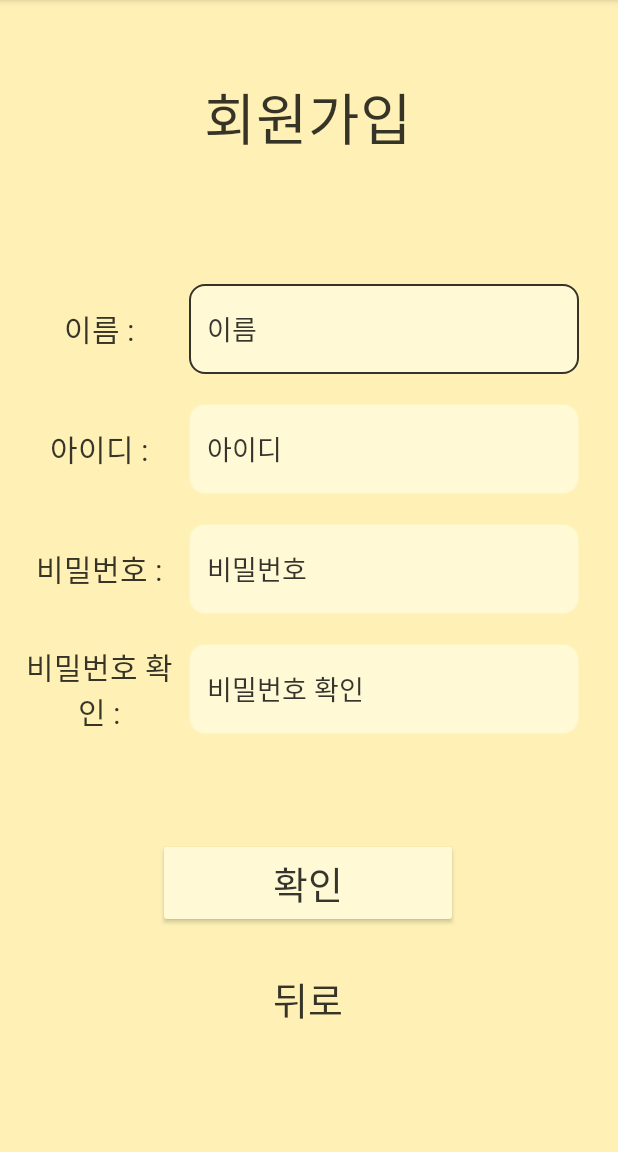
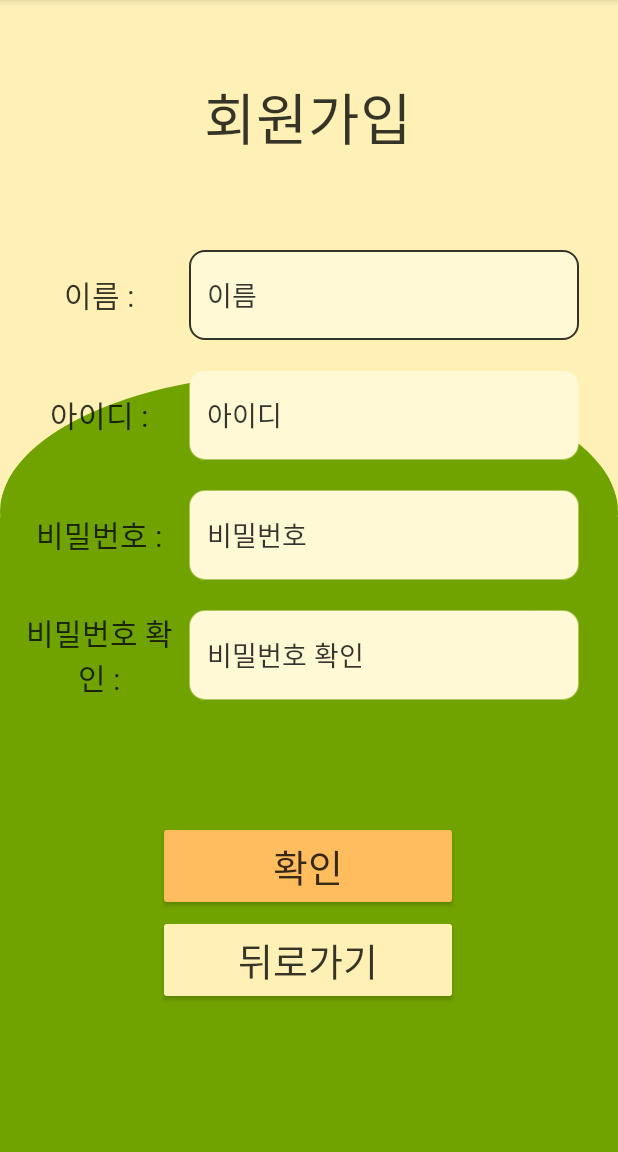
Before and after one commit to legowww/TTO-app, an Android app: the screen it shows after launch (Signup), after a tap on "회원가입 >", on a phone screen of 412 x 824 dp, the part 84-1236 px from its top. Run offline under Robolectric (Android 15) with nearby library versions, the phone set to English and light mode, and no system bars.

Commit message:
version 1.2.2 - Alarm & Design modified

```diff
--- a/front/MyApplication_luis/app/src/main/java/com/example/myapplication/Login.kt
+++ b/front/MyApplication_luis/app/src/main/java/com/example/myapplication/Login.kt
@@ -16,12 +16,39 @@ import com.example.util.retrofit.RetrofitBuilder
 import retrofit2.Call
 import retrofit2.Callback
 import retrofit2.Response
+import android.graphics.Canvas
+import android.graphics.Color
+import android.graphics.drawable.ShapeDrawable
+import android.graphics.drawable.shapes.RectShape
+import kotlinx.android.synthetic.main.activity_main.*
+import android.graphics.Bitmap
+import android.graphics.drawable.BitmapDrawable
+import android.graphics.drawable.shapes.OvalShape
+import android.widget.ImageView
+import kotlinx.android.synthetic.main.activity_login.*
 
 class Login : AppCompatActivity() {
     override fun onCreate(savedInstanceState: Bundle?) {
         super.onCreate(savedInstanceState)
         setContentView(R.layout.activity_login)
 
+        val imageV : (ImageView) = findViewById(R.id.imageV)
+        val bitmap: Bitmap = Bitmap.createBitmap(1100, 1000, Bitmap.Config.ARGB_8888)
+        val canvas: Canvas = Canvas(bitmap)
+
+        var shapeDrawable: ShapeDrawable
+
+        shapeDrawable = ShapeDrawable(RectShape())
+        shapeDrawable.setBounds( 0, 365, 1100, 1000)
+        shapeDrawable.getPaint().setColor(Color.parseColor("#71a300"))
+        shapeDrawable.draw(canvas)
+
+        shapeDrawable = ShapeDrawable(OvalShape())
+        shapeDrawable.setBounds( 0, 220, 1100, 500)
+        shapeDrawable.getPaint().setColor(Color.parseColor("#71a300"))
+        shapeDrawable.draw(canvas)
+
+        imageV.background = BitmapDrawable(getResources(), bitmap)
 
         val idText = findViewById<EditText>(R.id.loginId)
         val passwordText = findViewById<EditText>(R.id.loginPassword)
--- a/front/MyApplication_luis/app/src/main/java/com/example/myapplication/Signup.kt
+++ b/front/MyApplication_luis/app/src/main/java/com/example/myapplication/Signup.kt
@@ -1,10 +1,18 @@
 package com.example.myapplication
 
 import android.content.Intent
+import android.graphics.Bitmap
+import android.graphics.Canvas
+import android.graphics.Color
+import android.graphics.drawable.BitmapDrawable
+import android.graphics.drawable.ShapeDrawable
+import android.graphics.drawable.shapes.OvalShape
+import android.graphics.drawable.shapes.RectShape
 import androidx.appcompat.app.AppCompatActivity
 import android.os.Bundle
 import android.widget.Button
 import android.widget.EditText
+import android.widget.ImageView
 import android.widget.Toast
 import com.example.dto.request.JoinRequest
 import com.example.dto.response.ServerResponse
@@ -16,6 +24,24 @@ class Signup : AppCompatActivity() {
     override fun onCreate(savedInstanceState: Bundle?) {
         super.onCreate(savedInstanceState)
         setContentView(R.layout.activity_sign_up)
+
+        val imageV : (ImageView) = findViewById(R.id.imageV)
+        val bitmap: Bitmap = Bitmap.createBitmap(1100, 1000, Bitmap.Config.ARGB_8888)
+        val canvas: Canvas = Canvas(bitmap)
+
+        var shapeDrawable: ShapeDrawable
+
+        shapeDrawable = ShapeDrawable(RectShape())
+        shapeDrawable.setBounds( 0, 365, 1100, 1000)
+        shapeDrawable.getPaint().setColor(Color.parseColor("#71a300"))
+        shapeDrawable.draw(canvas)
+
+        shapeDrawable = ShapeDrawable(OvalShape())
+        shapeDrawable.setBounds( 0, 220, 1100, 500)
+        shapeDrawable.getPaint().setColor(Color.parseColor("#71a300"))
+        shapeDrawable.draw(canvas)
+
+        imageV.background = BitmapDrawable(getResources(), bitmap)
 
         val joinUsername = findViewById<EditText>(R.id.joinUsername)
         val joinId = findViewById<EditText>(R.id.joinId)
--- a/front/MyApplication_luis/app/src/main/res/layout/activity_sign_up.xml
+++ b/front/MyApplication_luis/app/src/main/res/layout/activity_sign_up.xml
@@ -19,7 +19,7 @@
         app:layout_constraintHorizontal_bias="0.495"
         app:layout_constraintStart_toStartOf="parent"
         app:layout_constraintTop_toTopOf="parent"
-        app:layout_constraintVertical_bias="0.4">
+        app:layout_constraintVertical_bias="0.35">
 
 
         <LinearLayout
@@ -143,25 +143,9 @@
         android:id="@+id/joinButton"
         android:layout_width="200dp"
         android:layout_height="60dp"
-        android:backgroundTint="@color/inputText"
+        android:backgroundTint="@color/orange"
         android:fontFamily="@font/jalnan"
         android:text="확인"
-        android:textColor="@color/black"
-        android:textSize="25dp"
-        app:layout_constraintBottom_toBottomOf="parent"
-        app:layout_constraintEnd_toEndOf="parent"
-        app:layout_constraintHorizontal_bias="0.496"
-        app:layout_constraintStart_toStartOf="parent"
-        app:layout_constraintTop_toTopOf="parent"
-        app:layout_constraintVertical_bias="0.789" />
-
-    <Button
-        android:id="@+id/loginPageButton"
-        android:layout_width="200dp"
-        android:layout_height="60dp"
-        android:background="@color/transparent"
-        android:fontFamily="@font/jalnan"
-        android:text="뒤로"
         android:textColor="@color/black"
         android:textSize="25dp"
         app:layout_constraintBottom_toBottomOf="parent"
@@ -169,7 +153,23 @@
         app:layout_constraintHorizontal_bias="0.497"
         app:layout_constraintStart_toStartOf="parent"
         app:layout_constraintTop_toTopOf="parent"
-        app:layout_constraintVertical_bias="0.898" />
+        app:layout_constraintVertical_bias="0.773" />
+
+    <Button
+        android:id="@+id/loginPageButton"
+        android:layout_width="200dp"
+        android:layout_height="60dp"
+        android:backgroundTint="@color/background"
+        android:fontFamily="@font/jalnan"
+        android:text="뒤로가기"
+        android:textColor="@color/black"
+        android:textSize="25dp"
+        app:layout_constraintBottom_toBottomOf="parent"
+        app:layout_constraintEnd_toEndOf="parent"
+        app:layout_constraintHorizontal_bias="0.497"
+        app:layout_constraintStart_toStartOf="parent"
+        app:layout_constraintTop_toTopOf="parent"
+        app:layout_constraintVertical_bias="0.862" />
 
     <TextView
         android:id="@+id/signupButton"
@@ -186,4 +186,15 @@
         app:layout_constraintStart_toStartOf="parent"
         app:layout_constraintTop_toTopOf="parent"
         app:layout_constraintVertical_bias="0.07" />
+
+    <ImageView
+        android:id="@+id/imageV"
+        android:layout_width="wrap_content"
+        android:layout_height="wrap_content"
+        android:translationZ="-1dp"
+        app:layout_constraintBottom_toBottomOf="parent"
+        app:layout_constraintEnd_toEndOf="parent"
+        app:layout_constraintStart_toStartOf="parent"
+        app:layout_constraintTop_toTopOf="parent"
+        app:layout_constraintVertical_bias="1" />
 </androidx.constraintlayout.widget.ConstraintLayout>
```
Also changed, not shown: front/MyApplication_luis/app/src/main/AndroidManifest.xml (+13 -0 lines), front/MyApplication_luis/app/src/main/java/com/example/myapplication/AlarmReceiver.kt (added, +15 -0 lines), front/MyApplication_luis/app/src/main/java/com/example/myapplication/AlarmSoundService.kt (added, +19 -0 lines), front/MyApplication_luis/app/src/main/java/com/example/myapplication/Detail.kt (+28 -5 lines), front/MyApplication_luis/app/src/main/res/layout/activity_detail.xml (+8 -5 lines), front/MyApplication_luis/app/src/main/res/layout/activity_favorites.xml (+8 -5 lines), front/MyApplication_luis/app/src/main/res/layout/activity_login.xml (+12 -1 lines), front/MyApplication_luis/app/src/main/res/layout/activity_main.xml (+8 -5 lines), front/MyApplication_luis/app/src/main/res/layout/activity_my_page.xml (+8 -5 lines), front/MyApplication_luis/app/src/main/res/layout/activity_route_list.xml (+8 -5 lines).
